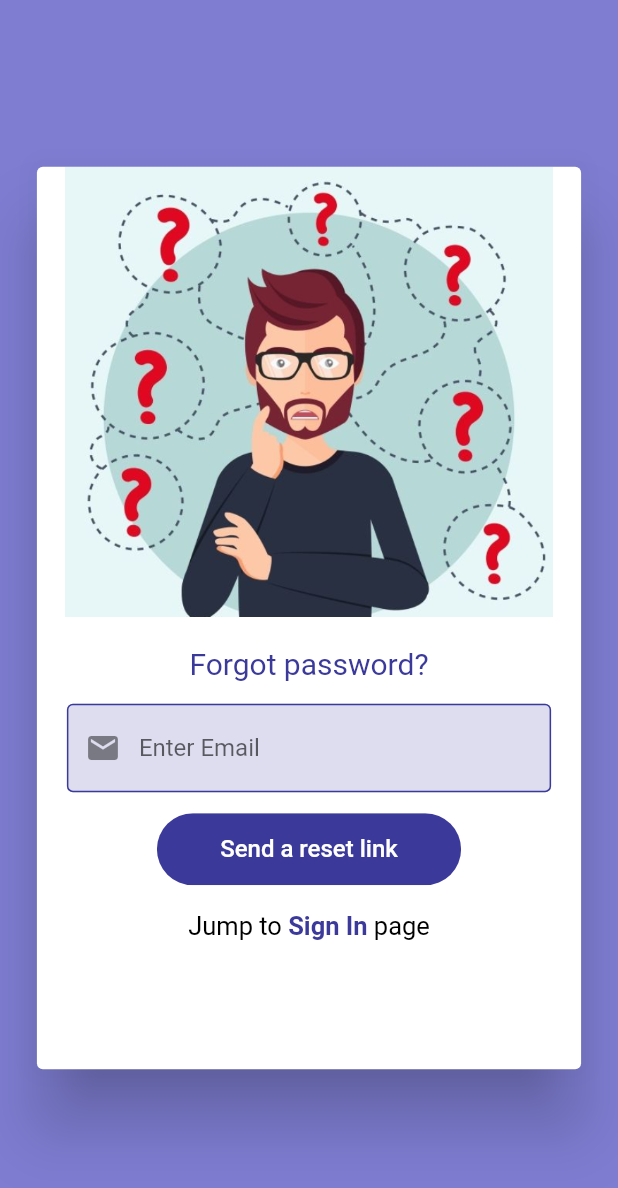
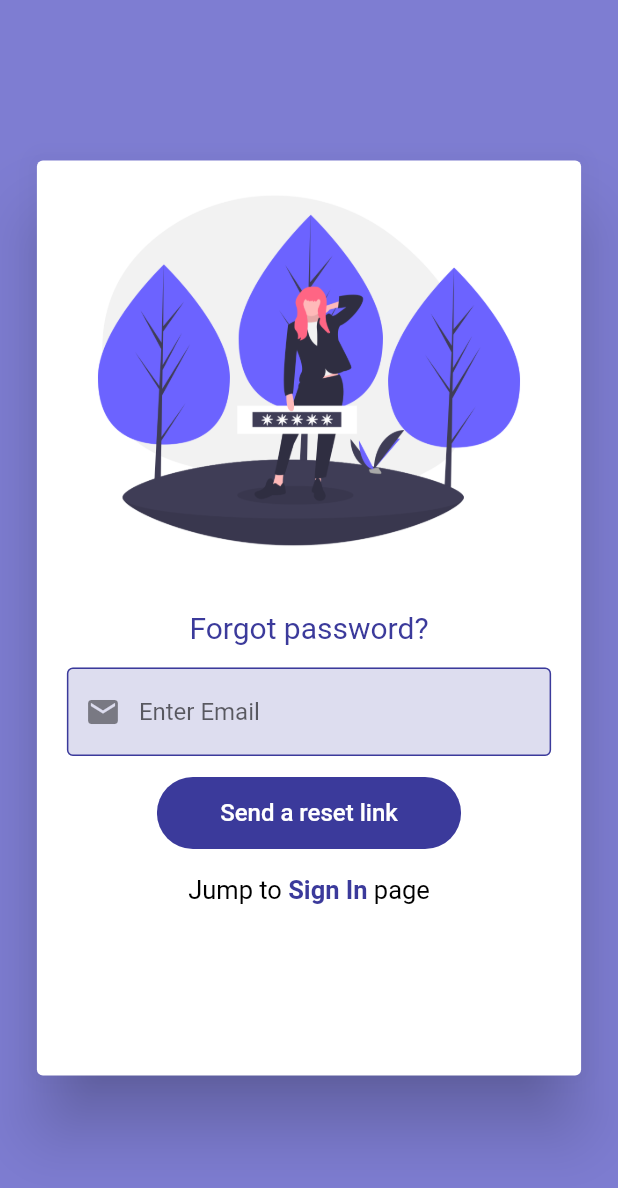
Before and after one commit to m4sterDestroyer/aztlan, a Flutter app: the screen it shows after launch, on a phone screen of 412 x 824 dp. Shown: the top 1188 px of the screen. Run offline on Flutter 3.47's test engine with Material 2 defaults, Android fonts, the light colour scheme and no system bars.

Commit message:
forgot password page

```diff
--- a/lib/pages/forgot_password.dart
+++ b/lib/pages/forgot_password.dart
@@ -1,4 +1,3 @@
-import 'package:aztlan/shared/text_form.dart';
 import 'package:aztlan/shared/text_form_two.dart';
 import 'package:flutter/gestures.dart';
 import 'package:flutter/material.dart';
@@ -21,7 +20,7 @@ class _ForgotPasswordState extends State<ForgotPassword> {
         color: PopBlue,
         child: Center(
           child: Container(
-            height: widget.screenHeight*0.74,
+            height: widget.screenHeight*0.75,
             width:  widget.screenWidth*0.9,
             child: Card(
                 elevation: 20.0,
@@ -30,9 +29,9 @@ class _ForgotPasswordState extends State<ForgotPassword> {
                     child: ListView(
                       children: <Widget>[
                         Container(
-                          height: 300,
+                          height: 280,
                             child: Image(
-                              image: AssetImage('images/forgotnew.PNG'),
+                              image: AssetImage('images/forgot.png'),
                             )),
                         Center(
                           child: Padding(
--- a/pubspec.yaml
+++ b/pubspec.yaml
@@ -44,6 +44,8 @@ flutter:
   assets:
     - images/man.png
     - images/forgotnew.PNG
+    - images/forgot.png
+
   #  - images/a_dot_ham.jpeg
 
   # An image asset can refer to one or more resolution-specific "variants", see
```
Also changed, not shown: images/forgot.png (added), pubspec.lock.
